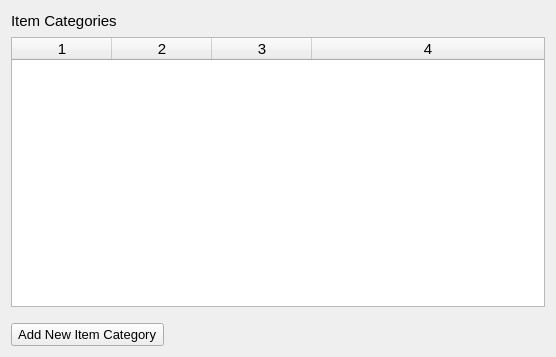
Above: estorecpp/itemcategories.ui from Watti/estorecpp before the change. Below: the same form after it.
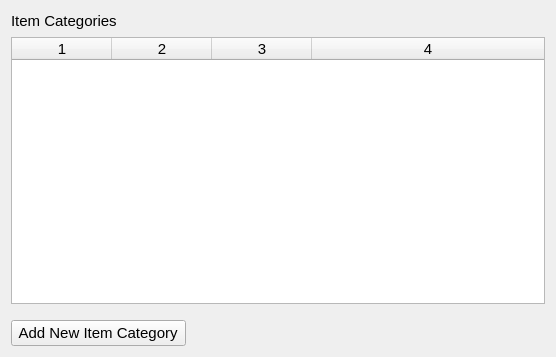
That is the form after the change.

What changed in the file:
```diff
--- a/estorecpp/itemcategories.ui
+++ b/estorecpp/itemcategories.ui
@@ -87,7 +87,7 @@
       <widget class="QPushButton" name="addNewItemCategoryButton">
        <property name="font">
         <font>
-         <pointsize>10</pointsize>
+         <pointsize>11</pointsize>
         </font>
        </property>
        <property name="text">
```
